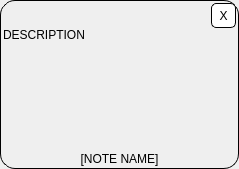
This is ui/CalendarObjects/linkinday.ui in ilyayae/SpaceTimeHeart as Qt 5 draws it before an edit. The edited form follows.
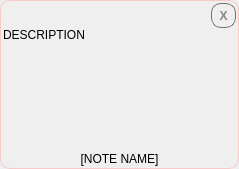
This is the edited form.

The edit to the form file:
```diff
--- a/ui/CalendarObjects/linkinday.ui
+++ b/ui/CalendarObjects/linkinday.ui
@@ -47,7 +47,7 @@
       <enum>Qt::LayoutDirection::RightToLeft</enum>
      </property>
      <property name="styleSheet">
-      <string notr="true">border: 1px solid black; border-radius: 15px;</string>
+      <string notr="true">border: 1px solid #F8C9C9; border-radius: 10px;</string>
      </property>
      <property name="frameShape">
       <enum>QFrame::Shape::StyledPanel</enum>
@@ -80,7 +80,24 @@
          </size>
         </property>
         <property name="styleSheet">
-         <string notr="true">border: 1px solid black; border-radius: 5px; background: white;</string>
+         <string notr="true">QToolButton
+{
+    border-radius: 6px; 
+    border: 1px solid rgba(0, 0, 0, 0.5);
+	background-color: transparent;
+    color: rgba(74, 59, 60, 0.6); 
+    border-radius: 10px; /* Exactly half of the 20x20 size to make a perfect circle */
+    font-family: &quot;Segoe UI&quot;, sans-serif;
+    font-weight: bold;
+}
+QToolButton:hover {
+    background-color: rgba(255, 255, 255, 0.5); 
+    color: #4A3B3C;
+}
+
+QToolButton:pressed  {
+    background-color: rgba(0, 0, 0, 0.1); 
+}</string>
         </property>
         <property name="text">
          <string>X</string>
```
